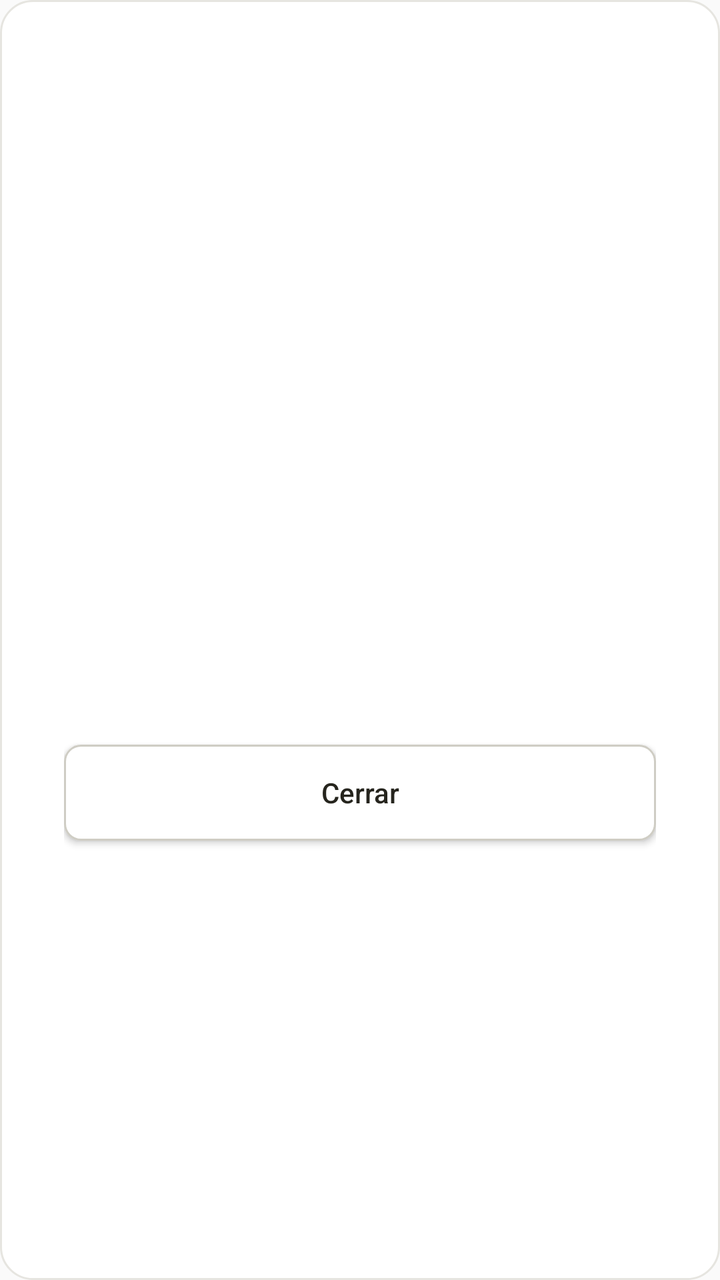
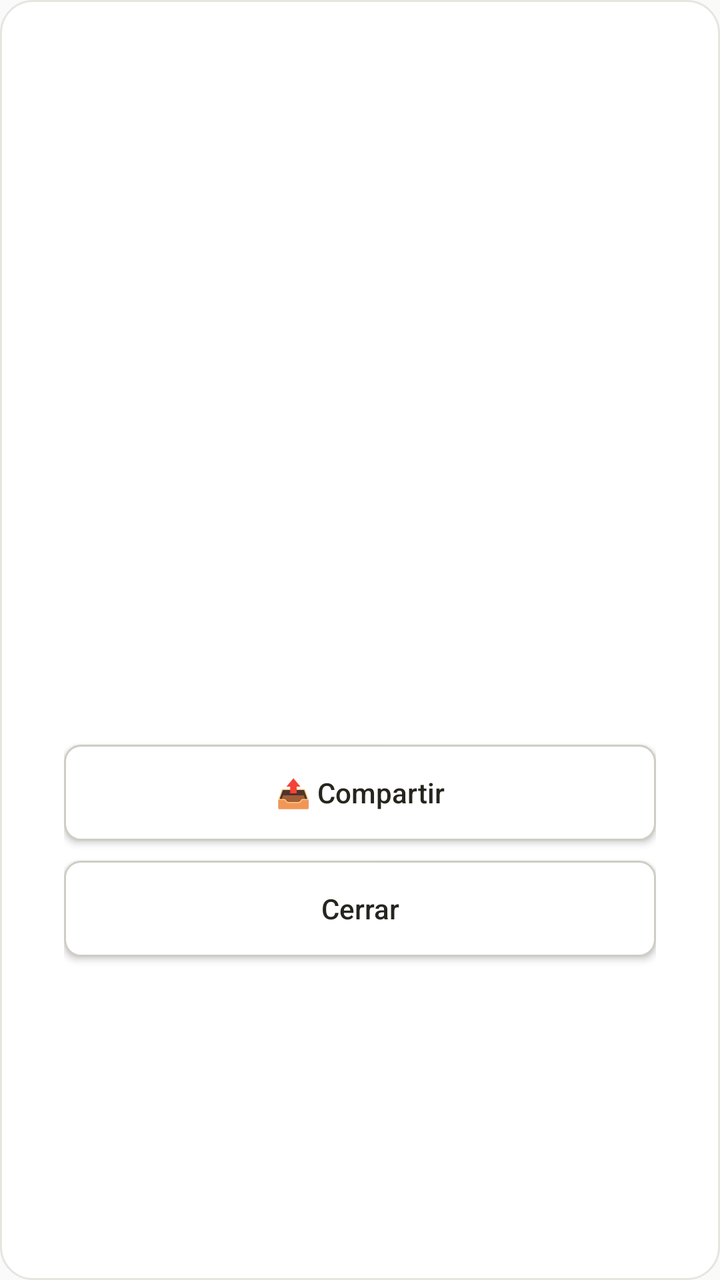

Screens rendered from an Android XML layout before and after an edit, with the pre-edit source and the edit as a unified diff.
<!-- AndroidManifest.xml: application theme Theme.AppCompat.Light.NoActionBar -->
<!-- res/layout/dialog_badge_detail.xml -->
<?xml version="1.0" encoding="utf-8"?>
<LinearLayout xmlns:android="http://schemas.android.com/apk/res/android"
    android:layout_width="match_parent"
    android:layout_height="wrap_content"
    android:background="@drawable/pastel_panel"
    android:gravity="center_horizontal"
    android:orientation="vertical"
    android:padding="32dp">

    <ImageView
        android:id="@+id/detailImage"
        android:layout_width="220dp"
        android:layout_height="220dp"
        android:contentDescription="Detalle de insignia" />

    <TextView
        android:id="@+id/detailName"
        android:layout_width="wrap_content"
        android:layout_height="wrap_content"
        android:layout_marginTop="16dp"
        android:gravity="center"
        android:textColor="@color/ink"
        android:textSize="24sp"
        android:textStyle="bold" />

    <TextView
        android:id="@+id/detailDesc"
        android:layout_width="wrap_content"
        android:layout_height="wrap_content"
        android:layout_marginTop="8dp"
        android:gravity="center"
        android:textColor="#5A5A5A"
        android:textSize="15sp" />

    <TextView
        android:id="@+id/detailDate"
        android:layout_width="wrap_content"
        android:layout_height="wrap_content"
        android:layout_marginTop="6dp"
        android:gravity="center"
        android:textColor="#888888"
        android:textSize="13sp" />

    <Button
        android:id="@+id/closeButton"
        android:layout_width="match_parent"
        android:layout_height="wrap_content"
        android:layout_marginTop="20dp"
        android:background="@drawable/button_soft_action"
        android:text="Cerrar"
        android:textAllCaps="false"
        android:textColor="@color/ink" />
</LinearLayout>
<!-- resources referenced by this layout -->
<resources>
  <color name="ink">#26251e</color>
  <!-- drawable button_soft_action (drawable) -->
  ﻿<?xml version="1.0" encoding="utf-8"?>
  <ripple xmlns:android="http://schemas.android.com/apk/res/android"
      android:color="#FF70BFA9">
      <item android:id="@android:id/mask">
          <shape android:shape="rectangle">
              <solid android:color="#FFFFFFFF" />
              <corners android:radius="8dp" />
          </shape>
      </item>
      <item>
          <selector>
              <item android:state_pressed="true">
                  <shape android:shape="rectangle">
                      <solid android:color="#FFB2E4DA" />
                      <corners android:radius="8dp" />
                      <stroke android:width="2dp" android:color="#FF70BFA9" />
                  </shape>
              </item>
              <item>
                  <shape android:shape="rectangle">
                      <solid android:color="@color/surface_card" />
                      <corners android:radius="8dp" />
                      <stroke android:width="1dp" android:color="@color/hairline_strong" />
                  </shape>
              </item>
          </selector>
      </item>
  </ripple>
  <!-- drawable pastel_panel (drawable) -->
  <?xml version="1.0" encoding="utf-8"?>
  <shape xmlns:android="http://schemas.android.com/apk/res/android"
      android:shape="rectangle">
      <solid android:color="@android:color/white" />
      <corners android:radius="16dp" />
      <stroke
          android:width="1dp"
          android:color="@color/hairline" />
  </shape>
  <color name="surface_card">#ffffff</color>
  <color name="hairline_strong">#cfcdc4</color>
  <color name="hairline">#e6e5e0</color>
</resources>

<!-- the commit's change to res/layout/dialog_badge_detail.xml (unified diff, before → after) -->
@@ -42,10 +42,20 @@
         android:textSize="13sp" />
 
     <Button
+        android:id="@+id/shareBadgeButton"
+        android:layout_width="match_parent"
+        android:layout_height="wrap_content"
+        android:layout_marginTop="20dp"
+        android:background="@drawable/button_soft_action"
+        android:text="📤 Compartir"
+        android:textAllCaps="false"
+        android:textColor="@color/ink" />
+
+    <Button
         android:id="@+id/closeButton"
         android:layout_width="match_parent"
         android:layout_height="wrap_content"
-        android:layout_marginTop="20dp"
+        android:layout_marginTop="10dp"
         android:background="@drawable/button_soft_action"
         android:text="Cerrar"
         android:textAllCaps="false"
